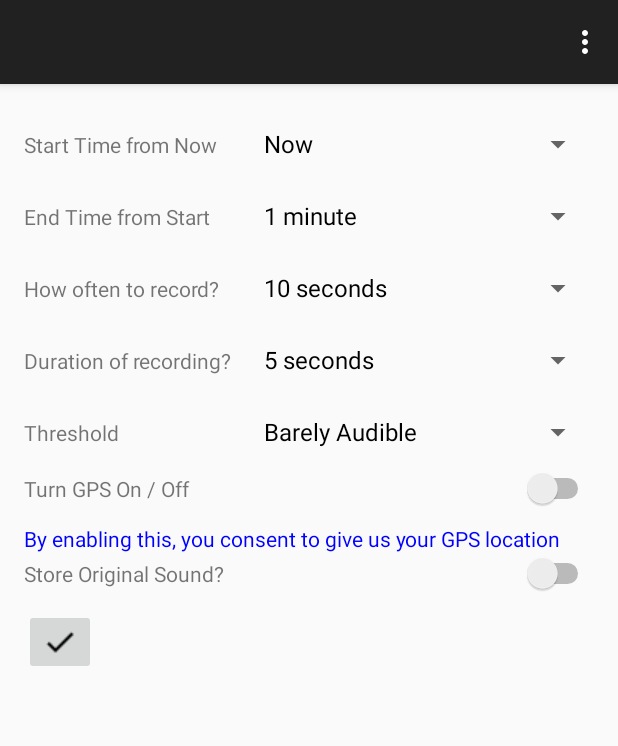
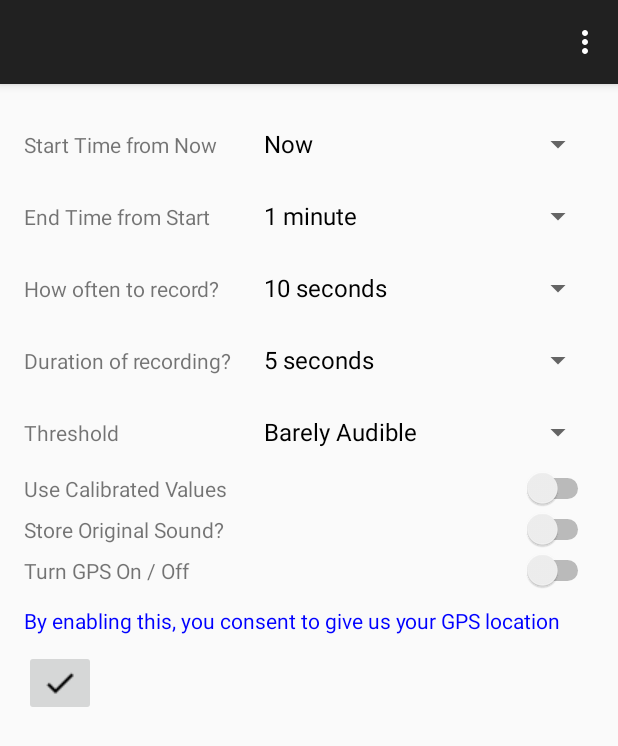
Before and after one commit to University-Of-Calgary/Hum_App_Master, an Android app: the Preferences screen opened directly, with no data from a screen before it, on a phone screen of 412 x 824 dp. Shown: the top 746 px of the screen. Run offline under Robolectric (Android 15) with nearby library versions, the phone set to English and light mode, and no system bars.

Commit message:
Lot of work. Used the calibration values inside the application

```diff
--- a/app/src/main/java/com/example/orchisamadas/analyse_plot/Preferences.java
+++ b/app/src/main/java/com/example/orchisamadas/analyse_plot/Preferences.java
@@ -20,7 +20,7 @@ import java.util.Map;
 public class Preferences extends ActionBarActivity {
 
     Spinner startTime, endTime, howOften, duration, noiseSmoothing, noiseThreshold;
-    Switch gps, storeOriginal;
+    Switch gps, storeOriginal, calibration;
     String[] startTimeValues = {"Now", "1 minute", "2 minutes", "5 minutes", "10 minutes", "30 minutes", "60 minutes"};
     String[] endTimeValues = {"1 minute", "2 minutes", "5 minutes", "10 minutes", "30 minutes", "60 minutes"};
     String[] howOftenValues = {"10 seconds", "60 seconds", "300 seconds", "600 seconds"};
@@ -43,6 +43,7 @@ public class Preferences extends ActionBarActivity {
     public static final String thresholdNoiseKey = "thresholdKey";
     public static final String gpsValueKey = "gpsKey";
     public static final String originalStoreKey = "originalKey";
+    public static final String calibratedValuesKey = "useCalibratedKey";
 
     @Override
     protected void onCreate(Bundle savedInstanceState) {
@@ -56,6 +57,7 @@ public class Preferences extends ActionBarActivity {
         noiseThreshold = (Spinner) findViewById(R.id.parametric_spinner_threshold);
         gps = (Switch) findViewById(R.id.parametric_switch_gps);
         storeOriginal = (Switch) findViewById(R.id.parametric_switch_storeoriginal);
+        calibration = (Switch) findViewById(R.id.parametric_switch_calibrate);
         doneButton = (ImageButton) findViewById(R.id.parametric_button_storedata);
 
         // add the values to the hash of start times
@@ -105,6 +107,7 @@ public class Preferences extends ActionBarActivity {
                 String thresholdNoise = noiseThreshold.getSelectedItem().toString();
                 String gpsValue = gps.isChecked() ? "yes" : "no";
                 String originalStore = storeOriginal.isChecked() ? "yes" : "no";
+                String useCalibratedValues = calibration.isChecked() ? "yes" : "no";
 
                 SharedPreferences preferences = getSharedPreferences(PREFERENCES, MODE_PRIVATE);
                 SharedPreferences.Editor editor = preferences.edit();
@@ -116,6 +119,7 @@ public class Preferences extends ActionBarActivity {
                 editor.putString(thresholdNoiseKey, thresholdHash.get(thresholdNoise).toString());
                 editor.putString(gpsValueKey, gpsValue);
                 editor.putString(originalStoreKey, originalStore);
+                editor.putString(calibratedValuesKey, useCalibratedValues);
                 editor.commit();
                 Toast.makeText(Preferences.this, "Settings have been saved", Toast.LENGTH_LONG).show();
 
--- a/app/src/main/java/com/example/orchisamadas/analyse_plot/RecorderSettings.java
+++ b/app/src/main/java/com/example/orchisamadas/analyse_plot/RecorderSettings.java
@@ -7,7 +7,7 @@ import android.widget.TextView;
 
 public class RecorderSettings extends AppCompatActivity {
 
-    private TextView tvStartTime, tvEndTime, tvOftenTime, tvDuration, tvThreshold, tvGPS, tvOriginal;
+    private TextView tvStartTime, tvEndTime, tvOftenTime, tvDuration, tvThreshold, tvGPS, tvOriginal, tvCalibrated;
 
     private static final String PREFERENCES = "AudioRecordingPrefs";
     private static final String timeStartKey = "startKey";
@@ -17,6 +17,7 @@ public class RecorderSettings extends AppCompatActivity {
     private static final String thresholdNoiseKey = "thresholdKey";
     private static final String gpsValueKey = "gpsKey";
     private static final String originalStoreKey = "originalKey";
+    private static final String calibratedValuesKey = "useCalibratedKey";
 
     @Override
     protected void onCreate(Bundle savedInstanceState) {
@@ -30,6 +31,7 @@ public class RecorderSettings extends AppCompatActivity {
         tvThreshold = (TextView) findViewById(R.id.recorder_tv_threshold);
         tvGPS = (TextView) findViewById(R.id.recorder_tv_gps);
         tvOriginal = (TextView) findViewById(R.id.recorder_tv_original);
+        tvCalibrated = (TextView) findViewById(R.id.recorder_tv_calibrated);
 
         SharedPreferences preferences = getSharedPreferences(PREFERENCES, MODE_PRIVATE);
         int startTime = Integer.parseInt(preferences.getString(timeStartKey, "0"));
@@ -39,6 +41,7 @@ public class RecorderSettings extends AppCompatActivity {
         int threshold = Integer.parseInt(preferences.getString(thresholdNoiseKey, "0"));
         String gpsValue = preferences.getString(gpsValueKey, "no");
         String originalValue = preferences.getString(originalStoreKey, "yes");
+        String calibratedValue = preferences.getString(calibratedValuesKey, "no");
 
         tvStartTime.setText("Start Time : " + startTime + " minutes");
         tvEndTime.setText("End Time : " + endTime + " minutes");
@@ -47,5 +50,6 @@ public class RecorderSettings extends AppCompatActivity {
         tvThreshold.setText("Threshold : " + threshold + " units");
         tvGPS.setText("GPS Turned On : " + gpsValue);
         tvOriginal.setText("Store Original Sound : " + originalValue);
+        tvCalibrated.setText("Calibration on : " + calibratedValue);
     }
 }
--- a/app/src/main/res/layout/activity_preferences.xml
+++ b/app/src/main/res/layout/activity_preferences.xml
@@ -116,22 +116,16 @@
             <TextView
                 android:layout_width="fill_parent"
                 android:layout_height="wrap_content"
-                android:text="Turn GPS On / Off"
+                android:text="Use Calibrated Values"
                 android:layout_weight="4"/>
 
             <Switch
-                android:id="@+id/parametric_switch_gps"
+                android:id="@+id/parametric_switch_calibrate"
                 android:layout_width="fill_parent"
                 android:layout_height="wrap_content"
                 android:layout_weight="6"/>
+
         </LinearLayout>
-
-        <TextView
-            android:layout_marginTop="10dp"
-            android:text="By enabling this, you consent to give us your GPS location"
-            android:textColor="#0000FF"
-            android:layout_width="wrap_content"
-            android:layout_height="wrap_content" />
 
         <LinearLayout
             android:layout_width="fill_parent"
@@ -152,6 +146,32 @@
                 android:layout_weight="6"/>
         </LinearLayout>
 
+        <LinearLayout
+            android:layout_width="fill_parent"
+            android:layout_height="wrap_content"
+            android:orientation="horizontal"
+            android:weightSum="10">
+
+            <TextView
+                android:layout_width="fill_parent"
+                android:layout_height="wrap_content"
+                android:text="Turn GPS On / Off"
+                android:layout_weight="4"/>
+
+            <Switch
+                android:id="@+id/parametric_switch_gps"
+                android:layout_width="fill_parent"
+                android:layout_height="wrap_content"
+                android:layout_weight="6"/>
+        </LinearLayout>
+
+        <TextView
+            android:layout_marginTop="10dp"
+            android:text="By enabling this, you consent to give us your GPS location"
+            android:textColor="#0000FF"
+            android:layout_width="wrap_content"
+            android:layout_height="wrap_content" />
+
         <ImageButton
             android:id="@+id/parametric_button_storedata"
             android:layout_width="wrap_content"
--- a/app/src/main/res/layout/activity_recorder_settings.xml
+++ b/app/src/main/res/layout/activity_recorder_settings.xml
@@ -43,4 +43,9 @@
         android:layout_width="match_parent"
         android:layout_height="wrap_content" />
 
+    <TextView
+        android:id="@+id/recorder_tv_calibrated"
+        android:layout_width="match_parent"
+        android:layout_height="wrap_content" />
+
 </LinearLayout>
```
Also changed, not shown: app/src/main/java/com/example/orchisamadas/analyse_plot/StartDSP.java (+85 -4 lines).
